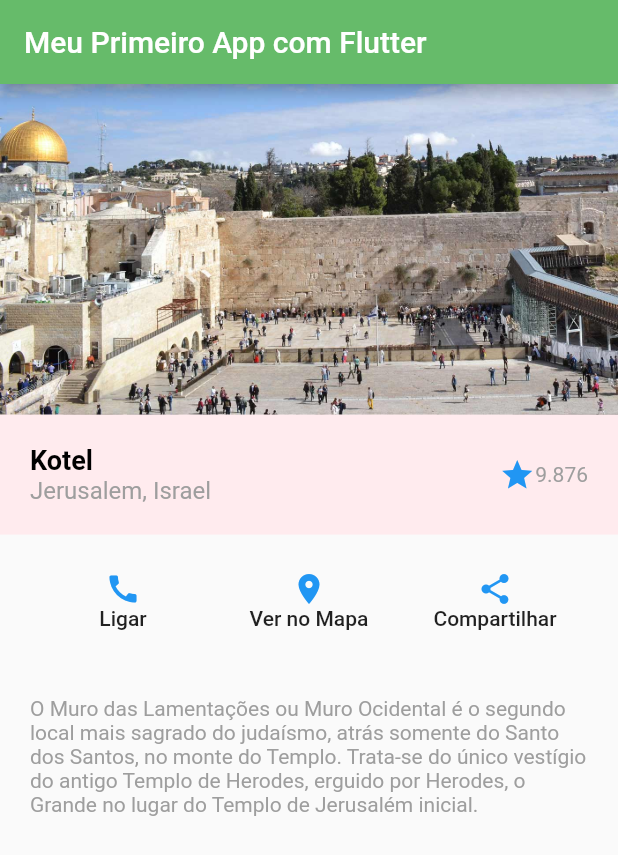
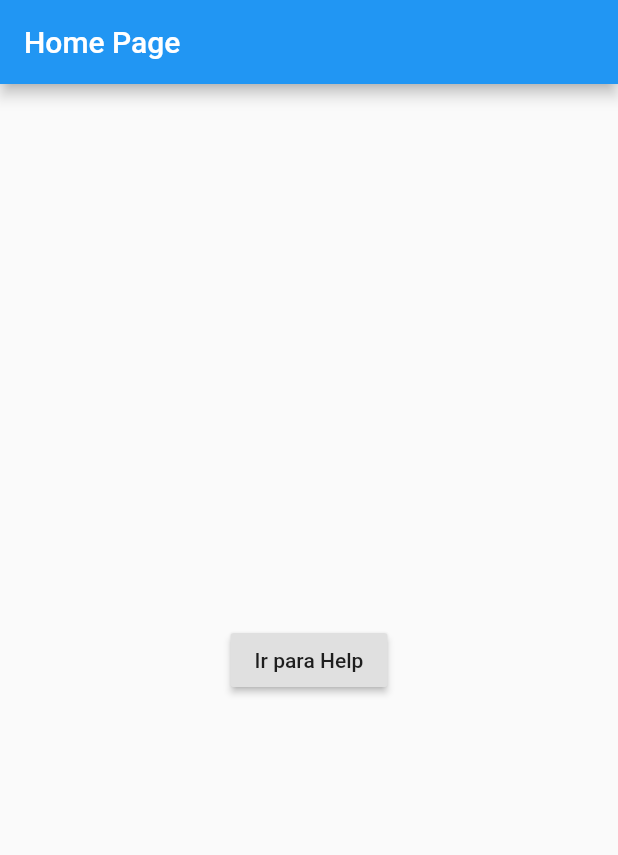
Before and after one commit to MatthausNawan/learn-flutter, a Flutter app: the screen it shows after launch, on a phone screen of 412 x 824 dp. Shown: the top 855 px of the screen. Run offline on Flutter 3.47's test engine with Material 2 defaults, Android fonts, the phone set to English and light mode, and no system bars.

Commit message:
navigations in flutter

```diff
--- a/lib/main.dart
+++ b/lib/main.dart
@@ -1,108 +1,43 @@
 import "package:flutter/material.dart";
+import "./src/home.dart";
+import "./src/help.dart";
+// import "./src/home-tabar.dart";
 
 void main() => runApp(MeuApp());
 
 class MeuApp extends StatelessWidget {
-  callAction() {}
-
-  mapAction() {}
-
-  shareAction() {}
-
   @override
   Widget build(BuildContext context) {
     return MaterialApp(
-        theme: ThemeData(
-            brightness: Brightness.light,
-            primaryColor: Colors.green[400],
-            textTheme: TextTheme(body1: TextStyle(color: Colors.grey)),
-            primaryTextTheme: TextTheme(title: TextStyle(color: Colors.white))),
-        home: Scaffold(
-          appBar: AppBar(
-            title: Text('Meu Primeiro App com Flutter'),
-          ),
-          body: Column(
-            children: [
-              Image(
-                image: AssetImage('assets/muro.jpg'),
-              ),
-              Container(
-                color: Colors.red[50],
-                padding: EdgeInsets.all(20),
-                child: Row(
-                  children: [
-                    Expanded(
-                      child: Column(
-                        crossAxisAlignment: CrossAxisAlignment.start,
-                        children: [
-                          Text('Kotel',
-                              style: TextStyle(
-                                  fontSize: 18,
-                                  fontWeight: FontWeight.bold,
-                                  color: Colors.black)),
-                          Text('Jerusalem, Israel',
-                              style:
-                                  TextStyle(fontSize: 16, color: Colors.grey))
-                        ],
-                      ),
-                    ),
-                    Row(
-                      children: [
-                        Icon(Icons.star, color: Colors.blue),
-                        Text('9.876')
-                      ],
-                    )
-                  ],
-                ),
-              ),
-              Container(
-                padding: EdgeInsets.all(20),
-                child: Row(
-                  children: [
-                    Botao(
-                      icon: Icons.call,
-                      text: 'Ligar',
-                      onPress: callAction,
-                    ),
-                    Botao(
-                        icon: Icons.location_on,
-                        text: 'Ver no Mapa',
-                        onPress: mapAction),
-                    Botao(
-                        icon: Icons.share,
-                        text: 'Compartilhar',
-                        onPress: shareAction)
-                  ],
-                ),
-              ),
-              Container(
-                padding: EdgeInsets.all(20),
-                child: Text(
-                  'O Muro das Lamentações ou Muro Ocidental é o segundo local mais sagrado do judaísmo, atrás somente do Santo dos Santos, no monte do Templo. Trata-se do único vestígio do antigo Templo de Herodes, erguido por Herodes, o Grande no lugar do Templo de Jerusalém inicial.',
-                ),
-              )
-            ],
-          ),
-        ));
-  }
-}
-
-class Botao extends StatelessWidget {
-  Botao({this.onPress, @required this.icon, @required this.text});
-
-  IconData icon;
-  Function onPress;
-  var text;
-
-  @override
-  Widget build(BuildContext context) {
-    return Expanded(
-      child: FlatButton(
-        onPressed: onPress,
-        child: Column(
-          children: [Icon(icon, color: Colors.blue), Text(text)],
-        ),
-      ),
+      //SIDE DRAWER
+      // home: Scaffold(
+      //     drawer: Drawer(
+      //       child: ListView(
+      //         children: [
+      //           ListTile(
+      //             title: Text('Menu 1'),
+      //             onTap: () {},
+      //             leading: Icon(Icons.event),
+      //           ),
+      //           ListTile(
+      //             title: Text('Menu 2'),
+      //             onTap: () {},
+      //             leading: Icon(Icons.person_add),
+      //           ),
+      //         ],
+      //       ),
+      //     ),
+      // home:HomeTabBar(),
+      //     appBar: AppBar(
+      //       title: Text('Navigations com Flutter'),
+      //     ),
+      //     body: HomePage()));
+      // home: HomeTabBar());
+      routes: {
+        '/home': (context) => HomePage(),
+        '/help': (context) => HelpPage()
+      },
+      initialRoute: '/home',
     );
   }
 }
--- /dev/null
+++ b/lib/src/help.dart
@@ -0,0 +1,40 @@
+import 'package:flutter/material.dart';
+
+class ScreenArguments {
+  final String title;
+  final String message;
+
+  ScreenArguments({this.title, this.message});
+}
+
+class HelpPage extends StatelessWidget {
+  @override
+  Widget build(BuildContext context) {
+    final ScreenArguments args = ModalRoute.of(context).settings.arguments;
+
+    // return Center(
+    //     child: RaisedButton(
+    //   onPressed: () {
+    //     var snackbar = SnackBar(
+    //         content: Text('I am a SnackBar...'),
+    //         action: SnackBarAction(
+    //           label: 'Undo Action',
+    //           onPressed: () {},
+    //         ));
+    //     Scaffold.of(context).showSnackBar(snackbar);
+    //   },
+    //   child: Text('Open snackbar Help Page'),
+    // ));
+    return Scaffold(
+        appBar: AppBar(
+          title: Text(args.title),
+        ),
+        body: Center(
+            child: RaisedButton(
+          child: Text(args.message),
+          onPressed: () {
+            Navigator.pop(context);
+          },
+        )));
+  }
+}
--- /dev/null
+++ b/lib/src/home.dart
@@ -0,0 +1,32 @@
+import 'package:flutter/material.dart';
+import './help.dart';
+
+class HomePage extends StatelessWidget {
+  @override
+  Widget build(BuildContext context) {
+    // return Center(
+    //     child: RaisedButton(
+    //   onPressed: () {
+    //     var snackbar = SnackBar(
+    //         content: Text('I am a SnackBar...'),
+    //         action: SnackBarAction(
+    //           label: 'Undo Action',
+    //           onPressed: () {},
+    //         ));
+    //     Scaffold.of(context).showSnackBar(snackbar);
+    //   },
+    //   child: Text('Open snackbar'),
+    // ));
+    return Scaffold(
+        appBar: AppBar(title: Text('Home Page')),
+        body: Center(
+            child: RaisedButton(
+          child: Text('Ir para Help'),
+          onPressed: () {
+            Navigator.pushNamed(context, '/help',
+                arguments: ScreenArguments(
+                    title: 'Sobre App', message: 'Bem vindo ao nosos APP!'));
+          },
+        )));
+  }
+}
```
Also changed, not shown: lib/src/home-tabar.dart (added, +22 -0 lines).
